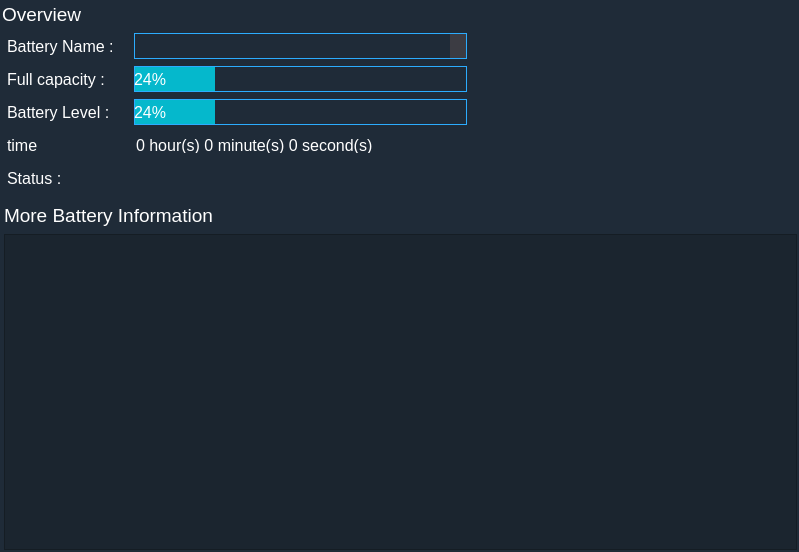
Before: the Qt Designer form app/dashboard/pbattery.ui in rahmanshaber/corebox, drawn with Qt 5.
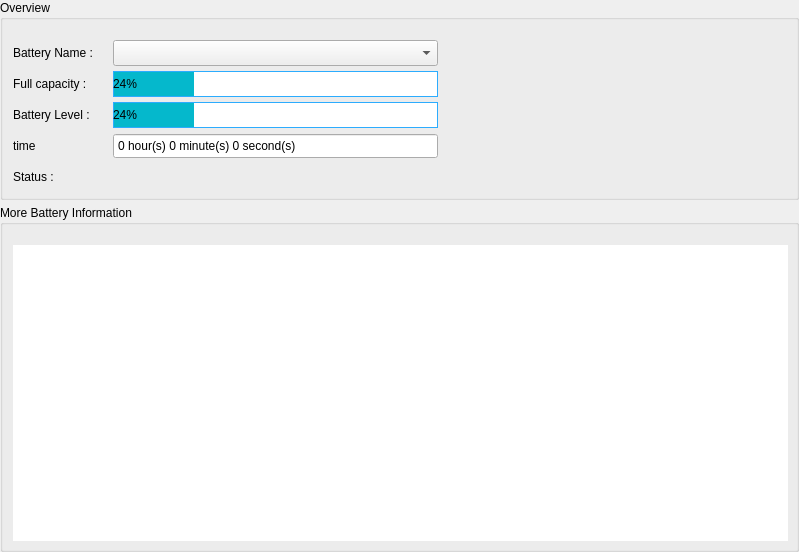
After: the same form once the commit is applied. Icons and pictures are not drawn.

```diff
--- a/app/dashboard/pbattery.ui
+++ b/app/dashboard/pbattery.ui
@@ -15,7 +15,7 @@
   </property>
   <layout class="QVBoxLayout" name="verticalLayout">
    <property name="spacing">
-    <number>0</number>
+    <number>5</number>
    </property>
    <property name="leftMargin">
     <number>0</number>
@@ -30,7 +30,7 @@
     <number>0</number>
    </property>
    <item>
-    <widget class="QFrame" name="overviewF">
+    <widget class="QGroupBox" name="overviewF">
      <property name="sizePolicy">
       <sizepolicy hsizetype="Minimum" vsizetype="Expanding">
        <horstretch>0</horstretch>
@@ -43,29 +43,26 @@
        <height>200</height>
       </size>
      </property>
-     <property name="styleSheet">
-      <string notr="true">QWidget{
-background-color:#1F2B38;
-color:#ffffff;
-}</string>
+     <property name="title">
+      <string>Overview</string>
      </property>
      <layout class="QGridLayout" name="overview">
       <property name="leftMargin">
-       <number>2</number>
+       <number>10</number>
       </property>
       <property name="topMargin">
-       <number>2</number>
+       <number>20</number>
       </property>
       <property name="rightMargin">
-       <number>0</number>
+       <number>8</number>
       </property>
       <property name="bottomMargin">
-       <number>2</number>
+       <number>8</number>
       </property>
       <property name="horizontalSpacing">
        <number>0</number>
       </property>
-      <item row="5" column="3">
+      <item row="4" column="2">
        <widget class="QLabel" name="statusEdit">
         <property name="sizePolicy">
          <sizepolicy hsizetype="Expanding" vsizetype="Preferred">
@@ -85,11 +82,6 @@
           <height>26</height>
          </size>
         </property>
-        <property name="font">
-         <font>
-          <pointsize>12</pointsize>
-         </font>
-        </property>
         <property name="styleSheet">
          <string notr="true"/>
         </property>
@@ -98,7 +90,7 @@
         </property>
        </widget>
       </item>
-      <item row="3" column="1">
+      <item row="2" column="0">
        <widget class="QLabel" name="lvlLbl">
         <property name="sizePolicy">
          <sizepolicy hsizetype="Fixed" vsizetype="Minimum">
@@ -118,17 +110,12 @@
           <height>26</height>
          </size>
         </property>
-        <property name="font">
-         <font>
-          <pointsize>12</pointsize>
-         </font>
-        </property>
         <property name="text">
          <string>Battery Level :</string>
         </property>
        </widget>
       </item>
-      <item row="5" column="1">
+      <item row="4" column="0">
        <widget class="QLabel" name="statusLbl">
         <property name="sizePolicy">
          <sizepolicy hsizetype="Fixed" vsizetype="Minimum">
@@ -148,17 +135,12 @@
           <height>26</height>
          </size>
         </property>
-        <property name="font">
-         <font>
-          <pointsize>12</pointsize>
-         </font>
-        </property>
         <property name="text">
          <string>Status :</string>
         </property>
        </widget>
       </item>
-      <item row="2" column="1">
+      <item row="1" column="0">
        <widget class="QLabel" name="label_2">
         <property name="sizePolicy">
          <sizepolicy hsizetype="Fixed" vsizetype="Minimum">
@@ -178,17 +160,12 @@
           <height>26</height>
          </size>
         </property>
-        <property name="font">
-         <font>
-          <pointsize>12</pointsize>
-         </font>
-        </property>
         <property name="text">
          <string>Full capacity :</string>
         </property>
        </widget>
       </item>
-      <item row="1" column="1">
+      <item row="0" column="0">
        <widget class="QLabel" name="label_6">
         <property name="sizePolicy">
          <sizepolicy hsizetype="Fixed" vsizetype="Preferred">
@@ -208,17 +185,12 @@
           <height>26</height>
          </size>
         </property>
-        <property name="font">
-         <font>
-          <pointsize>12</pointsize>
-         </font>
-        </property>
         <property name="text">
          <string>Battery Name :</string>
         </property>
        </widget>
       </item>
-      <item row="1" column="2" rowspan="5">
+      <item row="0" column="1" rowspan="5">
        <spacer name="horizontalSpacer_5">
         <property name="orientation">
          <enum>Qt::Horizontal</enum>
@@ -234,7 +206,7 @@
         </property>
        </spacer>
       </item>
-      <item row="4" column="3">
+      <item row="3" column="2">
        <widget class="QDateTimeEdit" name="timerEdit">
         <property name="sizePolicy">
          <sizepolicy hsizetype="Expanding" vsizetype="Fixed">
@@ -254,17 +226,8 @@
           <height>26</height>
          </size>
         </property>
-        <property name="font">
-         <font>
-          <pointsize>12</pointsize>
-         </font>
-        </property>
         <property name="styleSheet">
-         <string notr="true">QDateTimeEdit {
-    border: 1px #2CACFE;
-    padding: 5px 5px 5px 0px;
-}
-</string>
+         <string notr="true"/>
         </property>
         <property name="wrapping">
          <bool>false</bool>
@@ -286,7 +249,7 @@
         </property>
        </widget>
       </item>
-      <item row="3" column="3">
+      <item row="2" column="2">
        <widget class="QProgressBar" name="lvlProgress">
         <property name="sizePolicy">
          <sizepolicy hsizetype="Expanding" vsizetype="Minimum">
@@ -306,11 +269,6 @@
           <height>26</height>
          </size>
         </property>
-        <property name="font">
-         <font>
-          <pointsize>12</pointsize>
-         </font>
-        </property>
         <property name="styleSheet">
          <string notr="true">QProgressBar {
     border: 1px solid #2CACFE;
@@ -329,23 +287,7 @@
         </property>
        </widget>
       </item>
-      <item row="1" column="0" rowspan="5">
-       <spacer name="horizontalSpacer_10">
-        <property name="orientation">
-         <enum>Qt::Horizontal</enum>
-        </property>
-        <property name="sizeType">
-         <enum>QSizePolicy::Fixed</enum>
-        </property>
-        <property name="sizeHint" stdset="0">
-         <size>
-          <width>5</width>
-          <height>138</height>
-         </size>
-        </property>
-       </spacer>
-      </item>
-      <item row="4" column="1">
+      <item row="3" column="0">
        <widget class="QLabel" name="timerLblEdit">
         <property name="sizePolicy">
          <sizepolicy hsizetype="Fixed" vsizetype="Minimum">
@@ -365,17 +307,12 @@
           <height>26</height>
          </size>
         </property>
-        <property name="font">
-         <font>
-          <pointsize>12</pointsize>
-         </font>
-        </property>
         <property name="text">
          <string>time</string>
         </property>
        </widget>
       </item>
-      <item row="2" column="3">
+      <item row="1" column="2">
        <widget class="QProgressBar" name="capacityProgress">
         <property name="sizePolicy">
          <sizepolicy hsizetype="Expanding" vsizetype="Expanding">
@@ -395,11 +332,6 @@
           <height>26</height>
          </size>
         </property>
-        <property name="font">
-         <font>
-          <pointsize>12</pointsize>
-         </font>
-        </property>
         <property name="toolTip">
          <string>Maximum capacity. Low rate indicate battery faillure due to old age.</string>
         </property>
@@ -433,7 +365,7 @@
         </property>
        </widget>
       </item>
-      <item row="1" column="3">
+      <item row="0" column="2">
        <widget class="QComboBox" name="batteriesList">
         <property name="sizePolicy">
          <sizepolicy hsizetype="Expanding" vsizetype="Fixed">
@@ -453,25 +385,6 @@
           <height>26</height>
          </size>
         </property>
-        <property name="font">
-         <font>
-          <pointsize>12</pointsize>
-         </font>
-        </property>
-        <property name="styleSheet">
-         <string notr="true">QComboBox {
-    border: 1px solid #2CACFE;
-    padding: 5px 5px 5px 10px;
-}
-QComboBox QAbstractItemView {
-    background-color: #546070;
-    color: #000000;
-    selection-background-color: #F1A873;
-}
-QComboBox::drop-down {
-    background-color: #3C3C43;
-}</string>
-        </property>
         <property name="insertPolicy">
          <enum>QComboBox::NoInsert</enum>
         </property>
@@ -483,108 +396,7 @@
         </property>
        </widget>
       </item>
-      <item row="1" column="4" rowspan="5">
-       <spacer name="horizontalSpacer_4">
-        <property name="orientation">
-         <enum>Qt::Horizontal</enum>
-        </property>
-        <property name="sizeType">
-         <enum>QSizePolicy::MinimumExpanding</enum>
-        </property>
-        <property name="sizeHint" stdset="0">
-         <size>
-          <width>40</width>
-          <height>20</height>
-         </size>
-        </property>
-       </spacer>
-      </item>
-      <item row="0" column="0" colspan="5">
-       <widget class="QLabel" name="label_8">
-        <property name="sizePolicy">
-         <sizepolicy hsizetype="Preferred" vsizetype="Fixed">
-          <horstretch>0</horstretch>
-          <verstretch>0</verstretch>
-         </sizepolicy>
-        </property>
-        <property name="font">
-         <font>
-          <pointsize>14</pointsize>
-          <weight>50</weight>
-          <bold>false</bold>
-         </font>
-        </property>
-        <property name="text">
-         <string>Overview</string>
-        </property>
-       </widget>
-      </item>
-     </layout>
-    </widget>
-   </item>
-   <item>
-    <widget class="QFrame" name="morinfoF">
-     <property name="sizePolicy">
-      <sizepolicy hsizetype="Preferred" vsizetype="Expanding">
-       <horstretch>0</horstretch>
-       <verstretch>0</verstretch>
-      </sizepolicy>
-     </property>
-     <property name="styleSheet">
-      <string notr="true">QWidget{
-background-color:#1F2B38;
-color:#ffffff;
-}</string>
-     </property>
-     <layout class="QGridLayout" name="gridLayout_3">
-      <property name="leftMargin">
-       <number>4</number>
-      </property>
-      <property name="topMargin">
-       <number>2</number>
-      </property>
-      <property name="rightMargin">
-       <number>2</number>
-      </property>
-      <property name="bottomMargin">
-       <number>2</number>
-      </property>
-      <property name="horizontalSpacing">
-       <number>0</number>
-      </property>
-      <item row="0" column="0" colspan="2">
-       <widget class="QLabel" name="label_7">
-        <property name="sizePolicy">
-         <sizepolicy hsizetype="Expanding" vsizetype="Preferred">
-          <horstretch>0</horstretch>
-          <verstretch>0</verstretch>
-         </sizepolicy>
-        </property>
-        <property name="minimumSize">
-         <size>
-          <width>0</width>
-          <height>26</height>
-         </size>
-        </property>
-        <property name="maximumSize">
-         <size>
-          <width>16777215</width>
-          <height>26</height>
-         </size>
-        </property>
-        <property name="font">
-         <font>
-          <pointsize>14</pointsize>
-          <weight>50</weight>
-          <bold>false</bold>
-         </font>
-        </property>
-        <property name="text">
-         <string>More Battery Information</string>
-        </property>
-       </widget>
-      </item>
-      <item row="0" column="2">
+      <item row="0" column="3">
        <widget class="QPushButton" name="refresh">
         <property name="sizePolicy">
          <sizepolicy hsizetype="Minimum" vsizetype="Minimum">
@@ -622,43 +434,59 @@
         </property>
        </widget>
       </item>
-      <item row="1" column="0" colspan="3">
+      <item row="0" column="4" rowspan="5">
+       <spacer name="horizontalSpacer_4">
+        <property name="orientation">
+         <enum>Qt::Horizontal</enum>
+        </property>
+        <property name="sizeType">
+         <enum>QSizePolicy::MinimumExpanding</enum>
+        </property>
+        <property name="sizeHint" stdset="0">
+         <size>
+          <width>40</width>
+          <height>20</height>
+         </size>
+        </property>
+       </spacer>
+      </item>
+     </layout>
+    </widget>
+   </item>
+   <item>
+    <widget class="QGroupBox" name="morinfoF">
+     <property name="sizePolicy">
+      <sizepolicy hsizetype="Preferred" vsizetype="Expanding">
+       <horstretch>0</horstretch>
+       <verstretch>0</verstretch>
+      </sizepolicy>
+     </property>
+     <property name="title">
+      <string>More Battery Information</string>
+     </property>
+     <layout class="QVBoxLayout" name="verticalLayout_2">
+      <property name="leftMargin">
+       <number>10</number>
+      </property>
+      <property name="topMargin">
+       <number>20</number>
+      </property>
+      <property name="rightMargin">
+       <number>8</number>
+      </property>
+      <property name="bottomMargin">
+       <number>8</number>
+      </property>
+      <item>
        <widget class="QListView" name="batProperties">
         <property name="font">
          <font>
-          <family>Ubuntu Mono</family>
-          <pointsize>11</pointsize>
+          <family>Cantarell</family>
+          <pointsize>10</pointsize>
          </font>
         </property>
-        <property name="styleSheet">
-         <string notr="true">QWidget{
-background-color: #1B252F;
-color: #ffffff;
-padding: 5px 5px 5px 5px;
-}
-
-QScrollBar:vertical {
-background-color: rgba( 0, 0, 0, 72% );
-max-width: 8px;
-border-radius: 4px;
-padding: 1px; }
-
-QScrollBar::handle:vertical {
-background-color: silver;
-max-width: 6px;
-border-radius: 3px; }
-
-QScrollBar::sub-page:vertical {
-background-color: rgba( 0, 0, 0, 72% ); }
-
-QScrollBar::add-page:vertical {
-background-color: rgba( 0, 0, 0, 72% ); }
-
-QScrollBar::add-line:vertical, 
-QScrollBar::sub-line:vertical {
-width: 0px; height: 0px; }
-
-</string>
+        <property name="frameShape">
+         <enum>QFrame::NoFrame</enum>
         </property>
        </widget>
       </item>
```
